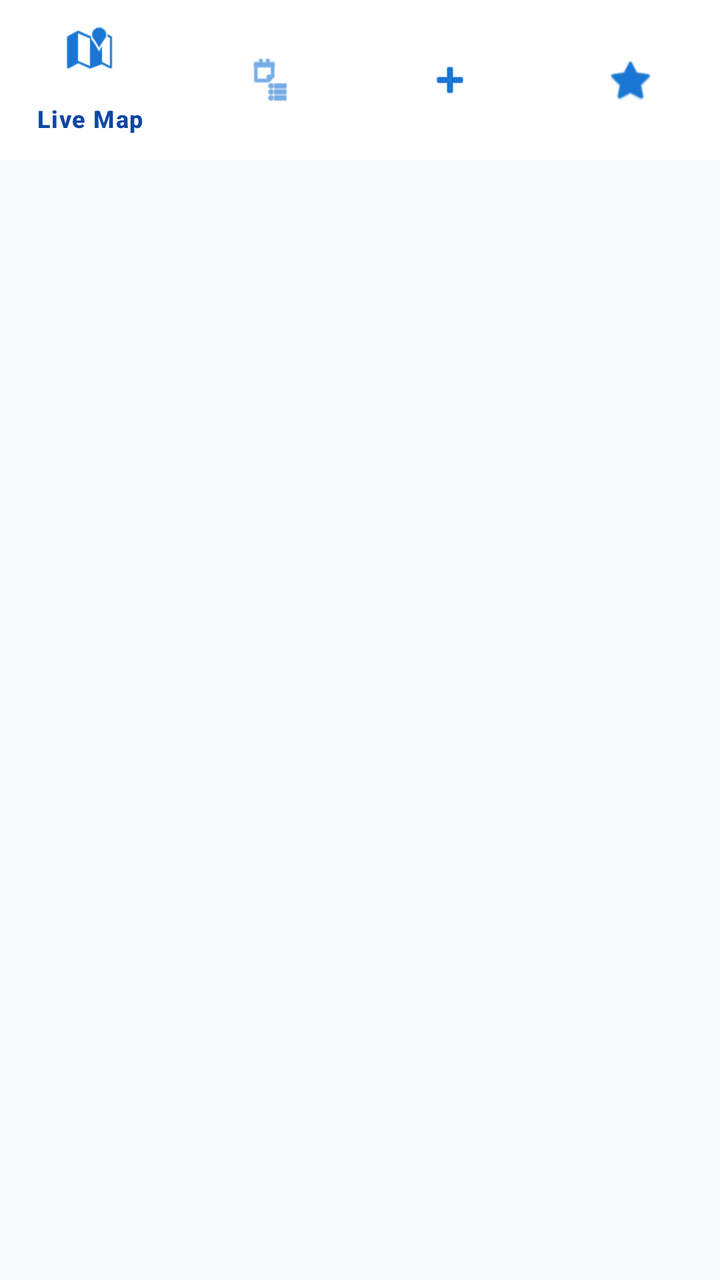
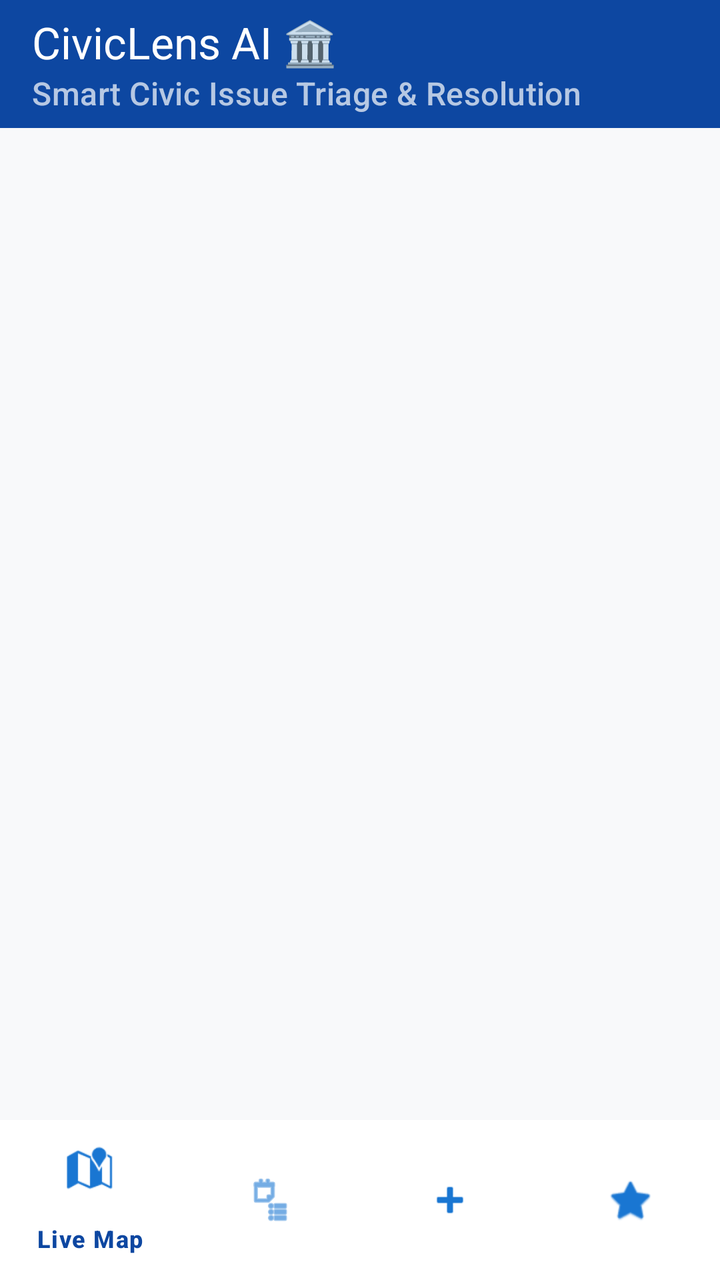

The first picture is an Android layout as it rendered before a commit; the second is the same layout after the commit. The layout source and the unified diff follow.
<!-- AndroidManifest.xml: application theme Theme.CivicLensAI -->
<!-- res/layout/activity_main.xml -->
<?xml version="1.0" encoding="utf-8"?>
<androidx.constraintlayout.widget.ConstraintLayout xmlns:android="http://schemas.android.com/apk/res/android"
    xmlns:app="http://schemas.android.com/apk/res-auto"
    xmlns:tools="http://schemas.android.com/tools"
    android:id="@+id/main"
    android:layout_width="match_parent"
    android:layout_height="match_parent"
    android:background="@color/bg_light"
    tools:context=".MainActivity">

    
    <com.google.android.material.appbar.AppBarLayout
        android:id="@+id/appBarLayout"
        android:layout_width="match_parent"
        android:layout_height="wrap_content"
        app:layout_constraintTop_toTopOf="parent">

        <com.google.android.material.appbar.MaterialToolbar
            android:id="@+id/toolbar"
            android:layout_width="match_parent"
            android:layout_height="?attr/actionBarSize"
            android:background="@color/primary_blue"
            app:title="CivicLens AI 🏛️"
            app:titleTextColor="@color/white"
            app:subtitle="Smart Civic Issue Triage &amp; Resolution"
            app:subtitleTextColor="#B3FFFFFF" />

    </com.google.android.material.appbar.AppBarLayout>

    
    <androidx.viewpager2.widget.ViewPager2
        android:id="@+id/viewPager"
        android:layout_width="match_parent"
        android:layout_height="0dp"
        app:layout_constraintTop_toBottomOf="@id/appBarLayout"
        app:layout_bottom_toTopOf="@id/bottomNavigation" />

    
    <com.google.android.material.bottomnavigation.BottomNavigationView
        android:id="@+id/bottomNavigation"
        android:layout_width="match_parent"
        android:layout_height="wrap_content"
        android:background="@color/white"
        app:elevation="8dp"
        app:itemIconTint="@color/primary_blue_light"
        app:itemTextColor="@color/primary_blue"
        app:menu="@menu/bottom_nav_menu"
        app:layout_bottom_toBottomOf="parent" />

</androidx.constraintlayout.widget.ConstraintLayout>
<!-- resources referenced by this layout -->
<resources>
  <color name="bg_light">#F8F9FA</color>
  <color name="primary_blue">#0D47A1</color>
  <color name="primary_blue_light">#1976D2</color>
  <color name="white">#FFFFFFFF</color>
  <style name="Theme.CivicLensAI" parent="Base.Theme.CivicLensAI" />
  <style name="Base.Theme.CivicLensAI" parent="Theme.Material3.DayNight.NoActionBar">
          
          
      </style>
</resources>

<!-- the commit's change to res/layout/activity_main.xml (unified diff, before → after) -->
@@ -33,7 +33,7 @@
         android:layout_width="match_parent"
         android:layout_height="0dp"
         app:layout_constraintTop_toBottomOf="@id/appBarLayout"
-        app:layout_bottom_toTopOf="@id/bottomNavigation" />
+        app:layout_constraintBottom_toTopOf="@id/bottomNavigation" />
 
     
     <com.google.android.material.bottomnavigation.BottomNavigationView
@@ -45,6 +45,6 @@
         app:itemIconTint="@color/primary_blue_light"
         app:itemTextColor="@color/primary_blue"
         app:menu="@menu/bottom_nav_menu"
-        app:layout_bottom_toBottomOf="parent" />
+        app:layout_constraintBottom_toBottomOf="parent" />
 
 </androidx.constraintlayout.widget.ConstraintLayout>
